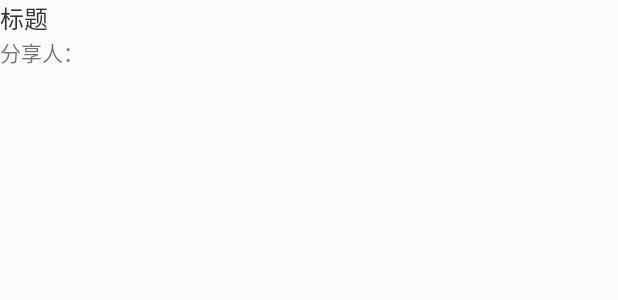
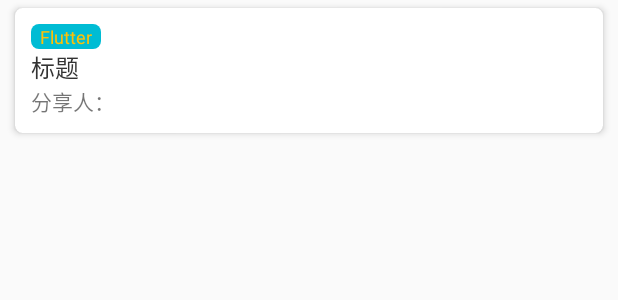
Before and after one commit to MrShuHong/kotlin-WanAndroid, an Android app: the layout adapter_home_article.xml on its own in the app's theme, with its tools: preview values and no code run, on a phone screen of 412 x 824 dp. Shown: the top 300 px of the screen. Run offline under Robolectric (Android 15) with nearby library versions, the phone set to English and light mode, and no system bars; network calls fail.

Commit message:
修改部分item样式

```diff
--- a/app/build.gradle
+++ b/app/build.gradle
@@ -46,6 +46,9 @@ dependencies {
     implementation 'io.reactivex.rxjava2:rxjava:2.2.0'
     implementation 'io.reactivex.rxjava2:rxandroid:2.0.2'
 
-    implementation 'com.github.CymChad:BaseRecyclerViewAdapterHelper:2.9.30'
+    implementation 'com.github.CymChad:BaseRecyclerViewAdapterHelper:2.9.50'
+    implementation  'commons-lang:commons-lang:2.6'
 
+    implementation 'com.github.bumptech.glide:glide:4.10.0'
+    annotationProcessor 'com.github.bumptech.glide:compiler:4.10.0'
 }
--- a/app/src/main/java/com/example/wan/home/activity/MainActivity.kt
+++ b/app/src/main/java/com/example/wan/home/activity/MainActivity.kt
@@ -30,7 +30,7 @@ class MainActivity : BaseActivity() {
 
         recyclerView = findViewById(R.id.recycler_view)
         recyclerView.layoutManager = LinearLayoutManager(this)
-        homeArticleAdapter =HomeArticleAdapter(R.layout.adapter_home_article)
+        homeArticleAdapter = HomeArticleAdapter(R.layout.adapter_home_article)
         recyclerView.adapter = homeArticleAdapter
 
         var disposable = HttpUtils
--- /dev/null
+++ b/app/src/main/res/drawable/shape_chapter_bg.xml
@@ -0,0 +1,11 @@
+<?xml version="1.0" encoding="utf-8"?>
+<shape xmlns:android="http://schemas.android.com/apk/res/android">
+
+    <solid
+        android:color="@color/colorAccent"/>
+
+    <corners
+        android:radius="5dp"/>
+
+
+</shape>
--- a/app/src/main/res/layout/adapter_home_article.xml
+++ b/app/src/main/res/layout/adapter_home_article.xml
@@ -1,10 +1,35 @@
 <?xml version="1.0" encoding="utf-8"?>
-<LinearLayout xmlns:android="http://schemas.android.com/apk/res/android"
+<androidx.cardview.widget.CardView xmlns:android="http://schemas.android.com/apk/res/android"
     xmlns:app="http://schemas.android.com/apk/res-auto"
     xmlns:tools="http://schemas.android.com/tools"
     android:orientation="vertical"
     android:layout_width="match_parent"
-    android:layout_height="wrap_content">
+    android:layout_height="wrap_content"
+    android:layout_marginLeft="10dp"
+    android:layout_marginRight="10dp"
+    android:layout_marginTop="5dp"
+    app:cardElevation="3dp"
+    app:contentPadding="5dp"
+    app:cardCornerRadius="5dp"
+    android:layout_marginBottom="5dp">
+
+
+    <LinearLayout
+        android:layout_width="match_parent"
+        android:layout_height="wrap_content"
+        android:padding="5dp"
+        android:orientation="vertical">
+
+        <TextView
+            android:id="@+id/txt_chapter_name"
+            android:layout_width="wrap_content"
+            android:layout_height="wrap_content"
+            android:paddingLeft="6dp"
+            android:paddingRight="6dp"
+            android:background="@drawable/shape_chapter_bg"
+            android:textColor="@color/chapter_color"
+            android:textSize="12dp"
+            android:text="Flutter"/>
 
         <TextView
             android:id="@+id/txt_name"
@@ -21,3 +46,5 @@
             android:text="分享人："/>
 
     </LinearLayout>
+
+</androidx.cardview.widget.CardView>
--- a/app/src/main/res/values/colors.xml
+++ b/app/src/main/res/values/colors.xml
@@ -7,4 +7,6 @@
     <color name="text_color_1">#333333</color>
     <color name="text_color_2">#666666</color>
     <color name="text_color_3">#999999</color>
+
+    <color name="chapter_color">#FFC107</color>
 </resources>
```
Also changed, not shown: app/src/main/java/com/example/wan/home/adapter/HomeArticleAdapter.kt (+10 -4 lines). Lines whose indentation alone changed are shown as unchanged.
